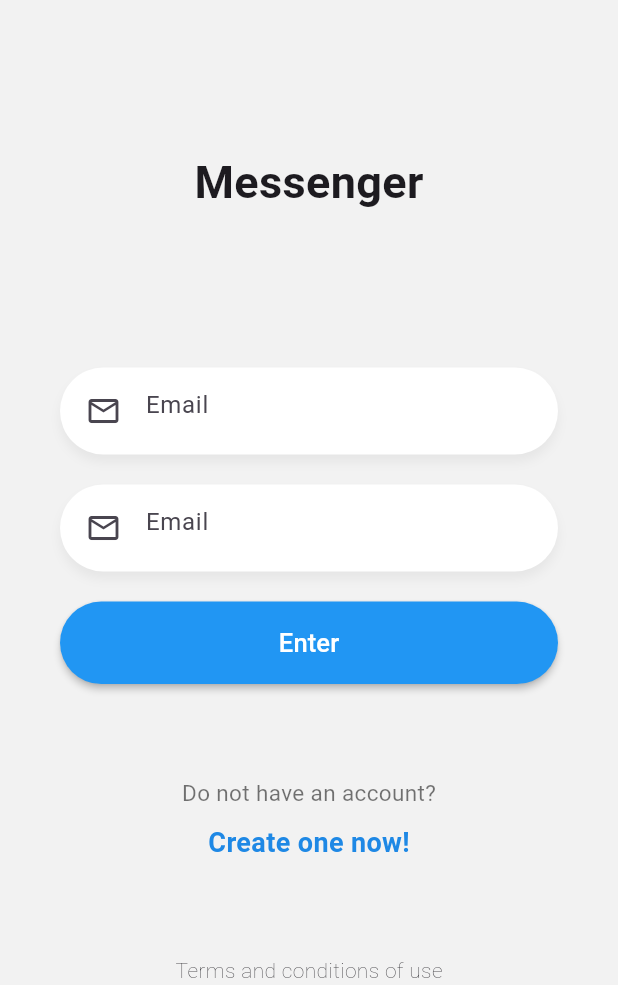
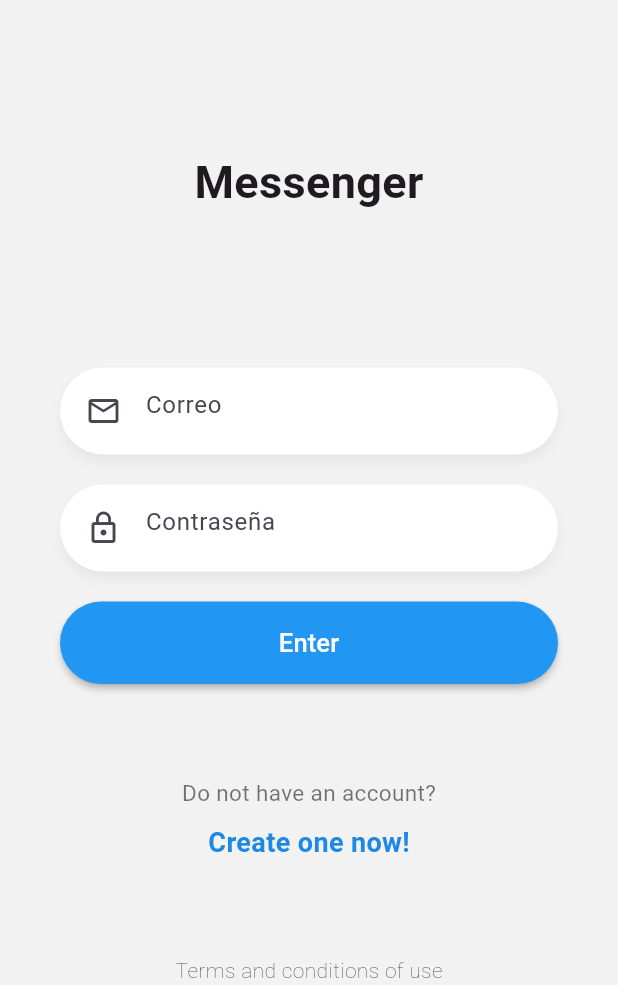
Before and after one commit to Estuardo-Sazo/chat-app-fh, a Flutter app: the screen it shows after launch, on a phone screen of 412 x 824 dp, the part 251-1236 px from its top. Run offline on Flutter 3.47's test engine with Material 3 defaults, Android fonts, the phone set to English and light mode, and no system bars.

Commit message:
Custom inputs end

```diff
--- a/lib/pages/login_page.dart
+++ b/lib/pages/login_page.dart
@@ -1,3 +1,5 @@
+import 'dart:math';
+
 import 'package:flutter/material.dart';
 import 'package:chat_app/widgets/widgets.dart';
 
@@ -11,12 +13,10 @@ class LoginPage extends StatelessWidget {
           mainAxisAlignment: MainAxisAlignment.spaceBetween,
           children: [
             const _Logo(),
-
             _From(),
-
             _Labels(),
-
-           const Text('Terms and conditions of use', style: TextStyle(fontWeight: FontWeight.w200)),
+            const Text('Terms and conditions of use',
+                style: TextStyle(fontWeight: FontWeight.w200)),
           ],
         ),
       ),
@@ -49,12 +49,13 @@ class _Logo extends StatelessWidget {
 }
 
 class _From extends StatefulWidget {
-
   @override
   State<_From> createState() => __FromState();
 }
 
 class __FromState extends State<_From> {
+  final emailCtrl = TextEditingController();
+  final passwordCtrl = TextEditingController();
   @override
   Widget build(BuildContext context) {
     return Container(
@@ -62,9 +63,18 @@ class __FromState extends State<_From> {
       padding: const EdgeInsets.symmetric(horizontal: 40),
       child: Column(
         children: <Widget>[
-          const CustomInput(),
-          const CustomInput(),
-
+          CustomInput(
+            icon: Icons.mail_outline,
+            placeholder: 'Correo',
+            keyboardType: TextInputType.emailAddress,
+            textController: emailCtrl,
+          ),
+          CustomInput(
+            icon: Icons.lock_outline,
+            placeholder: 'Contraseña',
+            textController: passwordCtrl,
+            isPassword: true,
+          ),
 
           //TODO Crear boton
           BlueButton(
@@ -78,17 +88,20 @@ class __FromState extends State<_From> {
 }
 
 class _Labels extends StatelessWidget {
-
   @override
   Widget build(BuildContext context) {
     return Column(
-        children: <Widget>[
-          Text('Do not have an account?', style: TextStyle(color: Colors.black54, fontSize: 15)),
-          SizedBox(height: 10),
-          Text('Create one now!', style: TextStyle(color: Colors.blue[600], fontSize: 18, fontWeight: FontWeight.bold)),
-        ],
-      );
-
+      children: <Widget>[
+        Text('Do not have an account?',
+            style: TextStyle(color: Colors.black54, fontSize: 15)),
+        SizedBox(height: 10),
+        Text('Create one now!',
+            style: TextStyle(
+                color: Colors.blue[600],
+                fontSize: 18,
+                fontWeight: FontWeight.bold)),
+      ],
+    );
   }
 }
 
--- a/lib/widgets/custom_input.dart
+++ b/lib/widgets/custom_input.dart
@@ -1,7 +1,20 @@
 import 'package:flutter/material.dart';
 
 class CustomInput extends StatelessWidget {
-  const CustomInput({super.key});
+  final IconData icon;
+  final String placeholder;
+  final TextEditingController textController;
+  final TextInputType keyboardType;
+  final bool isPassword;
+
+  const CustomInput({
+    super.key,
+    required this.icon,
+    required this.placeholder,
+    required this.textController,
+    this.keyboardType = TextInputType.text,
+    this.isPassword = false,
+  });
 
   @override
   Widget build(BuildContext context) {
@@ -19,14 +32,16 @@ class CustomInput extends StatelessWidget {
           ),
         ],
       ),
-      child: const TextField(
+      child:  TextField(
+        controller: textController,
         autocorrect: false,
-        keyboardType: TextInputType.emailAddress,
+        keyboardType: keyboardType,
+        obscureText: isPassword,
         decoration: InputDecoration(
-          prefixIcon: Icon(Icons.mail_outline),
+          prefixIcon: Icon(icon),
           focusedBorder: InputBorder.none,
           border: InputBorder.none,
-          hintText: 'Email',
+          hintText: placeholder,
         ),
       ),
     );
```
